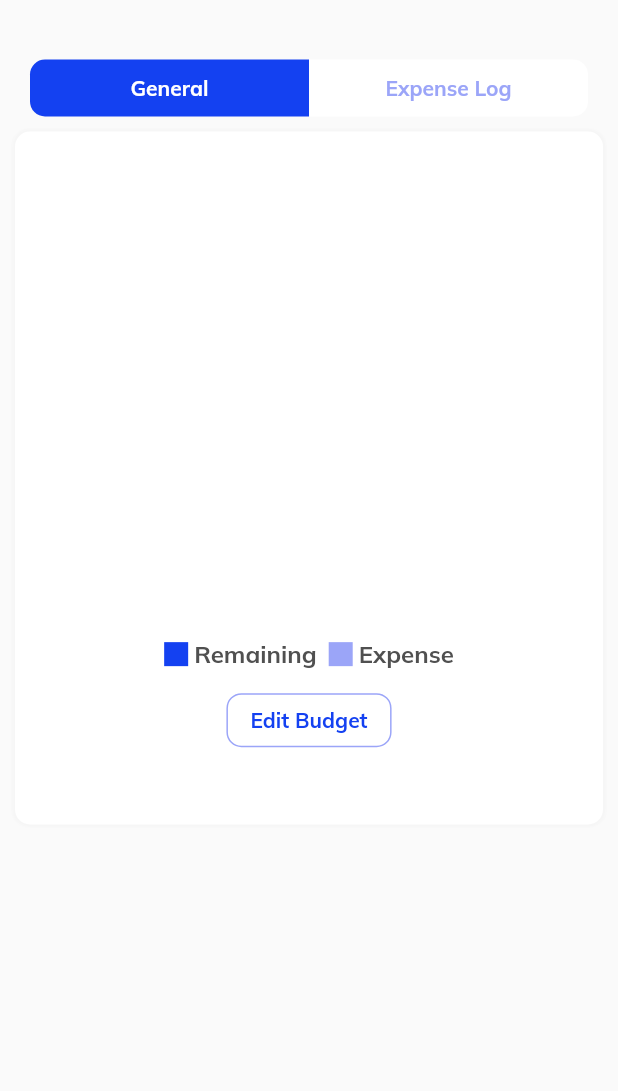
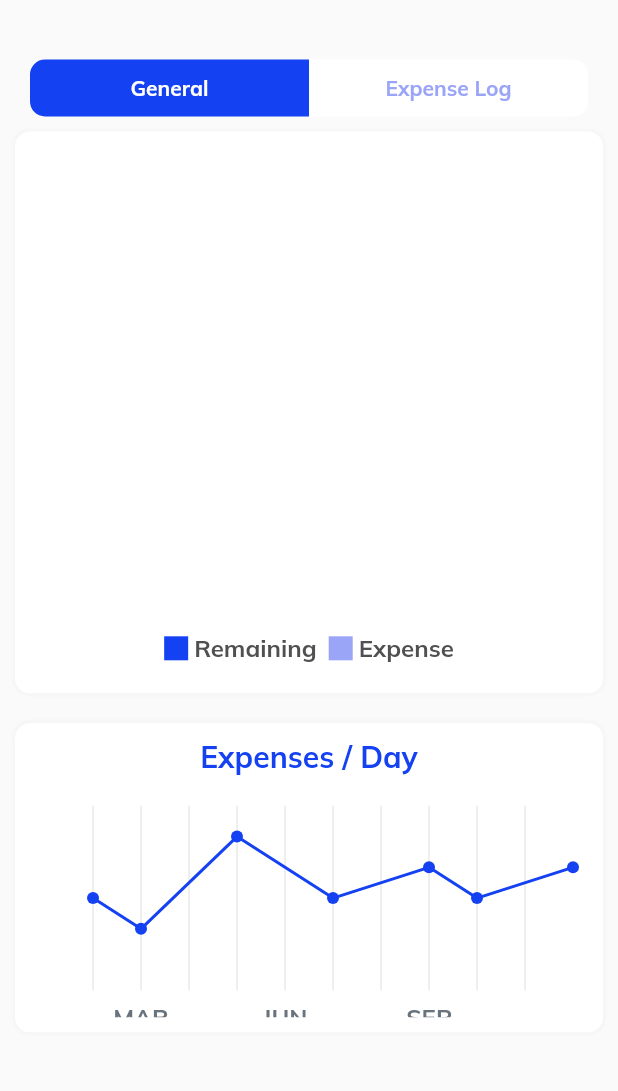
Before and after one commit to ToyZ-95/expense_manager, a Flutter app: the Stats screen opened directly with empty values, after a tap on "General", on a phone screen of 412 x 824 dp, the part 125-1216 px from its top. Run offline on Flutter 3.47's test engine with Material 2 defaults, Android fonts, the phone set to English and light mode, and no system bars; drawn by our look-alikes of fl_chart; our stand-ins replace cloud_firestore, firebase_auth, firebase_core, fluttertoast, get, google_fonts; accounts and stored records are empty.

Commit message:
Static line chart added in stats.dart and remaining_expense_pie-chart modified

```diff
--- a/lib/screens/stats.dart
+++ b/lib/screens/stats.dart
@@ -2,7 +2,7 @@ import 'package:expense_manager/constants/constants.dart';
 import 'package:expense_manager/controllers/home_controller.dart';
 import 'package:expense_manager/controllers/stats_controller.dart';
 import 'package:expense_manager/models/home_model.dart';
-import 'package:expense_manager/widgets/indicator.dart';
+import 'package:expense_manager/widgets/expense_per_day_linechart_card.dart';
 import 'package:expense_manager/widgets/month_expense_list.dart';
 import 'package:expense_manager/widgets/remaining_expense_pie_chart_card.dart';
 import 'package:fl_chart/fl_chart.dart';
@@ -11,6 +11,11 @@ import 'package:get/get.dart';
 
 class Stats extends StatelessWidget {
   //String? guid;
+
+  List<Color> gradientColors = [
+    kPrimaryColor,
+    kSecondaryColor,
+  ];
 
   MonthsCardModel monthsCardModel;
   StatsController? statsController;
@@ -133,10 +138,30 @@ class Stats extends StatelessWidget {
 
     if (statsController!.selectedTab.value == 1) {
       list.add(
-        RemainingExpensePieChartCard(
-          monthsCardModel: monthsCardModel,
+        SingleChildScrollView(
+          child: Column(
+            children: [
+              RemainingExpensePieChartCard(
+                monthsCardModel: monthsCardModel,
+                editable: false,
+              ),
+              ExpensePerDayLineChartCard(
+                monthsCardModel: monthsCardModel,
+              ),
+            ],
+          ),
         ),
       );
+      // list.add(
+      //   RemainingExpensePieChartCard(
+      //     monthsCardModel: monthsCardModel,
+      //   ),
+      // );
+      // list.add(
+      //   ExpensePerDayLineChartCard(
+      //     monthsCardModel: monthsCardModel,
+      //   ),
+      // );
     } else if (statsController!.selectedTab.value == 2) {
       list.add(
         const SizedBox(
--- /dev/null
+++ b/lib/widgets/expense_per_day_linechart_card.dart
@@ -0,0 +1,141 @@
+import 'package:expense_manager/constants/constants.dart';
+import 'package:expense_manager/models/home_model.dart';
+import 'package:fl_chart/fl_chart.dart';
+import 'package:flutter/material.dart';
+
+class ExpensePerDayLineChartCard extends StatelessWidget {
+  MonthsCardModel monthsCardModel;
+
+  ExpensePerDayLineChartCard({required this.monthsCardModel});
+
+  @override
+  Widget build(BuildContext context) {
+    return Container(
+      decoration: BoxDecoration(
+        borderRadius: BorderRadius.circular(10.0),
+        color: Colors.white,
+        boxShadow: const [
+          BoxShadow(
+              color: Color(0xFFF6F6F6),
+              offset: Offset(-0.5, 0.5),
+              spreadRadius: 0.5,
+              blurRadius: 1.2),
+          BoxShadow(
+              color: Color(0xFFF6F6F6),
+              offset: Offset(0.5, -0.5),
+              spreadRadius: 0.5,
+              blurRadius: 1.2),
+          BoxShadow(
+              color: Color(0xFFF6F6F6),
+              offset: Offset(-0.5, -0.5),
+              spreadRadius: 0.5,
+              blurRadius: 1.2),
+          BoxShadow(
+              color: Color(0xFFF6F6F6),
+              offset: Offset(0.5, 0.5),
+              spreadRadius: 0.5,
+              blurRadius: 1.2),
+        ],
+      ),
+      margin: const EdgeInsets.symmetric(horizontal: 10.0, vertical: 10.0),
+      width: MediaQuery.of(context).size.width - 10,
+      height: MediaQuery.of(context).size.height / 4,
+      padding: const EdgeInsets.symmetric(horizontal: 20.0, vertical: 10.0),
+      child: Column(
+        children: [
+          const Text(
+            'Expenses / Day',
+            style: TextStyle(
+              color: kPrimaryColor,
+              fontWeight: FontWeight.bold,
+              fontSize: 20.0,
+            ),
+          ),
+          const SizedBox(
+            height: 20.0,
+          ),
+          Expanded(
+            child: LineChart(
+              LineChartData(
+                gridData: FlGridData(
+                  show: true,
+                  drawVerticalLine: true,
+                  drawHorizontalLine: false,
+                  getDrawingVerticalLine: (value) {
+                    return FlLine(
+                      color: Colors.black12,
+                      strokeWidth: 0.7,
+                    );
+                  },
+                ),
+                titlesData: FlTitlesData(
+                  show: true,
+                  rightTitles: SideTitles(showTitles: false),
+                  topTitles: SideTitles(showTitles: false),
+                  bottomTitles: SideTitles(
+                    showTitles: true,
+                    reservedSize: 10,
+                    interval: 1,
+                    getTextStyles: (context, value) => const TextStyle(
+                        color: Color(0xff68737d),
+                        fontWeight: FontWeight.bold,
+                        fontSize: 16),
+                    getTitles: (value) {
+                      switch (value.toInt()) {
+                        case 2:
+                          return 'MAR';
+                        case 5:
+                          return 'JUN';
+                        case 8:
+                          return 'SEP';
+                      }
+                      return '';
+                    },
+                    margin: 8,
+                  ),
+                  leftTitles: SideTitles(showTitles: false),
+                ),
+                borderData: FlBorderData(
+                    show: false,
+                    border:
+                        Border.all(color: const Color(0xff37434d), width: 1)),
+                minX: 0,
+                maxX: 11,
+                minY: 0,
+                maxY: 6,
+                lineBarsData: [
+                  LineChartBarData(
+                    spots: [
+                      FlSpot(1, 3),
+                      FlSpot(2, 2),
+                      FlSpot(4, 5),
+                      FlSpot(6, 3),
+                      FlSpot(8, 4),
+                      FlSpot(9, 3),
+                      FlSpot(11, 4),
+                    ],
+                    isCurved: false,
+                    colors: <Color>[kPrimaryColor, kPrimaryColor],
+                    barWidth: 2,
+                    isStrokeCapRound: true,
+                    dotData: FlDotData(
+                      show: true,
+                    ),
+                    belowBarData: BarAreaData(
+                      show: false,
+                      colors: [kPrimaryColor, kSecondaryColor]
+                          .map(
+                            (color) => color.withOpacity(0.3),
+                          )
+                          .toList(),
+                    ),
+                  ),
+                ],
+              ),
+            ),
+          ),
+        ],
+      ),
+    );
+  }
+}
--- a/lib/widgets/month_expense_data.dart
+++ b/lib/widgets/month_expense_data.dart
@@ -31,6 +31,7 @@ class HomeExpenseData extends StatelessWidget {
         },
         child: RemainingExpensePieChartCard(
           monthsCardModel: monthsCardModel,
+          editable: true,
         ),
       ),
     );
--- a/lib/widgets/remaining_expense_pie_chart_card.dart
+++ b/lib/widgets/remaining_expense_pie_chart_card.dart
@@ -2,7 +2,6 @@ import 'package:expense_manager/constants/constants.dart';
 import 'package:expense_manager/controllers/home_controller.dart';
 import 'package:expense_manager/models/home_model.dart';
 import 'package:fl_chart/fl_chart.dart';
-import 'package:flutter/foundation.dart';
 import 'package:flutter/material.dart';
 import 'package:get/get.dart';
 
@@ -10,10 +9,157 @@ import 'indicator.dart';
 
 class RemainingExpensePieChartCard extends StatelessWidget {
   MonthsCardModel monthsCardModel;
+  bool editable;
 
   HomeController homeController = Get.find();
 
-  RemainingExpensePieChartCard({required this.monthsCardModel});
+  RemainingExpensePieChartCard(
+      {required this.monthsCardModel, required this.editable});
+
+  List<Widget> getWidgets(BuildContext context, bool editable) {
+    List<Widget> list = [];
+    list.add(
+      Text(
+        monthsCardModel.monthName!,
+        style: const TextStyle(
+          letterSpacing: 1.2,
+          fontSize: 26.0,
+          fontWeight: FontWeight.bold,
+          color: kPrimaryColor,
+        ),
+      ),
+    );
+    list.add(
+      Text(
+        monthsCardModel.year!.toString(),
+        style: const TextStyle(
+            fontWeight: FontWeight.bold,
+            color: kSecondaryColor,
+            fontSize: 20.0),
+      ),
+    );
+    list.add(
+      Expanded(
+        child: PieChart(
+          PieChartData(
+            centerSpaceRadius: 35.0,
+            // read about it in the PieChartData section
+            sections: [
+              if (homeController.getTotalExpenses(monthsCardModel) <=
+                  homeController.getBudget(monthsCardModel))
+                PieChartSectionData(
+                  value: double.parse(
+                      homeController.getRemainingPercent(monthsCardModel)),
+                  showTitle: false,
+                  color: kPrimaryColor,
+                  //title: remainingPercent + '%',
+                  badgeWidget: Text(
+                    homeController.getRemainingPercent(monthsCardModel) + '%',
+                    style: const TextStyle(fontWeight: FontWeight.bold),
+                  ),
+                  badgePositionPercentageOffset: homeController
+                          .getRemainingPercent(monthsCardModel)
+                          .contains('100')
+                      ? 1.8
+                      : 1.7,
+                  titleStyle: const TextStyle(
+                    color: Colors.white,
+                    fontWeight: FontWeight.bold,
+                    fontSize: 10.0,
+                  ),
+                ),
+              if (homeController.getTotalExpenses(monthsCardModel) > 0.0)
+                PieChartSectionData(
+                  value: double.parse(
+                      homeController.getExpensePercent(monthsCardModel)),
+                  showTitle: false,
+                  //title: expensePercent + '%',
+                  color: kSecondaryColor,
+                  badgeWidget: Text(
+                    homeController.getExpensePercent(monthsCardModel) + '%',
+                    style: const TextStyle(fontWeight: FontWeight.bold),
+                  ),
+                  badgePositionPercentageOffset: homeController
+                          .getExpensePercent(monthsCardModel)
+                          .contains('100')
+                      ? 1.8
+                      : 1.7,
+                  titleStyle: const TextStyle(
+                    fontWeight: FontWeight.bold,
+                    fontSize: 10.0,
+                  ),
+                ),
+            ],
+          ),
+          swapAnimationDuration: const Duration(milliseconds: 150), // Optional
+          swapAnimationCurve: Curves.linear, // Optional
+        ),
+      ),
+    );
+    list.add(
+      const SizedBox(
+        height: 5,
+      ),
+    );
+    list.add(
+      Padding(
+        padding: const EdgeInsets.only(top: 30.0),
+        child: Row(
+          mainAxisAlignment: MainAxisAlignment.center,
+          children: const [
+            Indicator(
+              color: kPrimaryColor,
+              text: 'Remaining',
+              isSquare: true,
+            ),
+            SizedBox(
+              width: 8.0,
+            ),
+            Indicator(
+              color: kSecondaryColor,
+              text: 'Expense',
+              isSquare: true,
+            ),
+          ],
+        ),
+      ),
+    );
+    list.add(
+      const SizedBox(
+        height: 10.0,
+      ),
+    );
+
+    if (editable) {
+      list.add(
+        Row(
+          mainAxisAlignment: MainAxisAlignment.center,
+          children: [
+            OutlinedButton(
+              onPressed: () {},
+              child: const Text(
+                'Edit Budget',
+                style: TextStyle(
+                  color: kPrimaryColor,
+                  fontWeight: FontWeight.bold,
+                ),
+              ),
+              style: OutlinedButton.styleFrom(
+                side: const BorderSide(
+                  color: kSecondaryColor,
+                ),
+                shape: RoundedRectangleBorder(
+                  borderRadius: BorderRadius.circular(10.0),
+                ),
+              ),
+            ),
+          ],
+        ),
+      );
+    }
+
+    return list;
+  }
 
   @override
   Widget build(BuildContext context) {
@@ -46,143 +192,11 @@ class RemainingExpensePieChartCard extends StatelessWidget {
       ),
       margin: const EdgeInsets.symmetric(horizontal: 10.0, vertical: 10.0),
       width: MediaQuery.of(context).size.width - 10,
-      height: MediaQuery.of(context).size.height / 2 + 50.0,
-      padding: const EdgeInsetsDirectional.all(20.0),
+      height: MediaQuery.of(context).size.height / 2.2,
+      padding: const EdgeInsets.symmetric(horizontal: 20.0, vertical: 10.0),
       child: Column(
         crossAxisAlignment: CrossAxisAlignment.start,
-        children: [
-          Text(
-            monthsCardModel.monthName!,
-            textScaleFactor: 1.2,
-            style: const TextStyle(
-              letterSpacing: 1.2,
-              fontSize: 24.0,
-              fontWeight: FontWeight.bold,
-              color: kPrimaryColor,
-            ),
-          ),
-          const SizedBox(
-            height: 8.0,
-          ),
-          Text(
-            monthsCardModel.year!.toString(),
-            textScaleFactor: 1.2,
-            style: const TextStyle(
-              fontWeight: FontWeight.bold,
-              color: kSecondaryColor,
-            ),
-          ),
-          const SizedBox(
-            height: 8.0,
-          ),
-          Container(
-            width: MediaQuery.of(context).size.width,
-            height: MediaQuery.of(context).size.height / 3.5,
-            child: PieChart(
-              PieChartData(
-                centerSpaceRadius: 50.0,
-                // read about it in the PieChartData section
-                sections: [
-                  if (homeController.getTotalExpenses(monthsCardModel) <=
-                      homeController.getBudget(monthsCardModel))
-                    PieChartSectionData(
-                      value: double.parse(
-                          homeController.getRemainingPercent(monthsCardModel)),
-                      showTitle: false,
-                      color: kPrimaryColor,
-                      //title: remainingPercent + '%',
-                      badgeWidget: Text(
-                        homeController.getRemainingPercent(monthsCardModel) +
-                            '%',
-                        style: const TextStyle(fontWeight: FontWeight.bold),
-                      ),
-                      badgePositionPercentageOffset: homeController
-                              .getRemainingPercent(monthsCardModel)
-                              .contains('100')
-                          ? 1.8
-                          : 1.5,
-                      titleStyle: const TextStyle(
-                        color: Colors.white,
-                        fontWeight: FontWeight.bold,
-                        fontSize: 10.0,
-                      ),
-                    ),
-                  if (homeController.getTotalExpenses(monthsCardModel) > 0.0)
-                    PieChartSectionData(
-                      value: double.parse(
-                          homeController.getExpensePercent(monthsCardModel)),
-                      showTitle: false,
-                      //title: expensePercent + '%',
-                      color: kSecondaryColor,
-                      badgeWidget: Text(
-                        homeController.getExpensePercent(monthsCardModel) + '%',
-                        style: const TextStyle(fontWeight: FontWeight.bold),
-                      ),
-                      badgePositionPercentageOffset: homeController
-                              .getExpensePercent(monthsCardModel)
-                              .contains('100')
-                          ? 1.8
-                          : 1.5,
-                      titleStyle: const TextStyle(
-                        fontWeight: FontWeight.bold,
-                        fontSize: 10.0,
-                      ),
-                    ),
-                ],
-              ),
-              swapAnimationDuration:
-                  const Duration(milliseconds: 150), // Optional
-              swapAnimationCurve: Curves.linear, // Optional
-            ),
-          ),
-          const SizedBox(
-            height: 10.0,
-          ),
-          Row(
-            mainAxisAlignment: MainAxisAlignment.center,
-            children: const [
-              Indicator(
-                color: kPrimaryColor,
-                text: 'Remaining',
-                isSquare: true,
-              ),
-              SizedBox(
-                width: 8.0,
-              ),
-              Indicator(
-                color: kSecondaryColor,
-                text: 'Expense',
-                isSquare: true,
-              ),
-            ],
-          ),
-          const SizedBox(
-            height: 10.0,
-          ),
-          Row(
-            mainAxisAlignment: MainAxisAlignment.center,
-            children: [
-              OutlinedButton(
-                onPressed: () {},
-                child: const Text(
-                  'Edit Budget',
-                  style: TextStyle(
-                    color: kPrimaryColor,
-                    fontWeight: FontWeight.bold,
-                  ),
-                ),
-                style: OutlinedButton.styleFrom(
-                  side: const BorderSide(
-                    color: kSecondaryColor,
-                  ),
-                  shape: RoundedRectangleBorder(
-                    borderRadius: BorderRadius.circular(10.0),
-                  ),
-                ),
-              ),
-            ],
-          ),
-        ],
+        children: getWidgets(context, editable),
       ),
     );
   }
```
